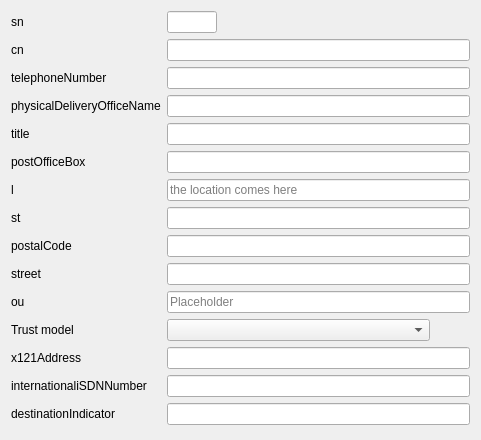
The window that agent/src/clacks/agent/data/templates/default/user.ui (gonicus/clacks) describes before a commit, drawn with Qt 5.
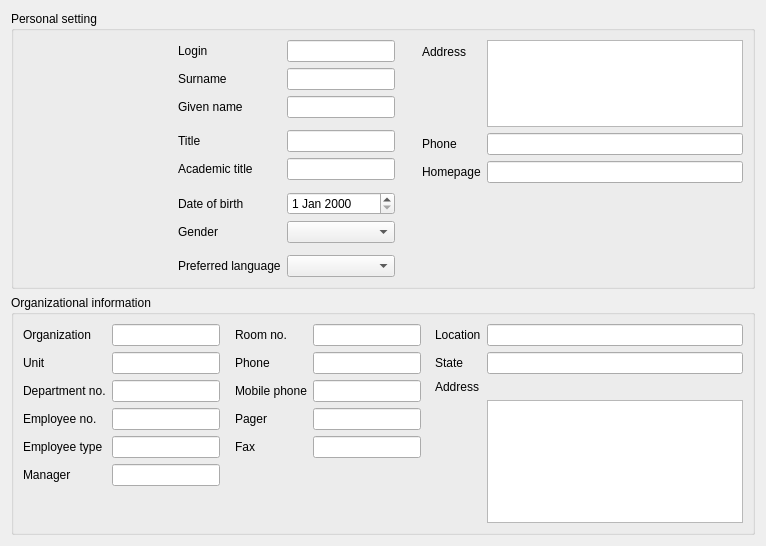
The same window after the commit. Icons and pictures are not drawn. Custom widgets are drawn as their Qt base class.

Commit message: Updated user.ui to reflect more of the generic gosa settings

The edit to the form file:
```diff
--- a/agent/src/clacks/agent/data/templates/default/user.ui
+++ b/agent/src/clacks/agent/data/templates/default/user.ui
@@ -6,8 +6,8 @@
    <rect>
     <x>0</x>
     <y>0</y>
-    <width>481</width>
-    <height>440</height>
+    <width>766</width>
+    <height>546</height>
    </rect>
   </property>
   <property name="windowTitle">
@@ -17,243 +17,456 @@
    <iconset resource="resources/user.qrc">
     <normaloff>:/images/edit-paste.png</normaloff>:/images/edit-paste.png</iconset>
   </property>
-  <layout class="QGridLayout" name="gridLayout">
+  <layout class="QGridLayout" name="gridLayout_3">
    <item row="0" column="0">
-    <layout class="QFormLayout" name="formLayout">
-     <item row="0" column="0">
-      <widget class="QLabel" name="snLabel">
-       <property name="text">
-        <string>sn</string>
+    <layout class="QVBoxLayout" name="verticalLayout">
+     <item>
+      <widget class="QGroupBox" name="groupBox">
+       <property name="title">
+        <string>Personal setting</string>
        </property>
+       <layout class="QGridLayout" name="gridLayout_2">
+        <item row="0" column="0">
+         <layout class="QHBoxLayout" name="horizontalLayout">
+          <item>
+           <widget class="QGraphicsViewWidget" name="jpegPhotoEdit" native="true">
+            <property name="minimumSize">
+             <size>
+              <width>128</width>
+              <height>128</height>
+             </size>
+            </property>
+           </widget>
+          </item>
+          <item>
+           <spacer name="horizontalSpacer">
+            <property name="orientation">
+             <enum>Qt::Horizontal</enum>
+            </property>
+            <property name="sizeHint" stdset="0">
+             <size>
+              <width>5</width>
+              <height>20</height>
+             </size>
+            </property>
+           </spacer>
+          </item>
+          <item>
+           <layout class="QFormLayout" name="formLayout">
+            <item row="0" column="0">
+             <widget class="QLabel" name="uidLabel">
+              <property name="text">
+               <string>Login</string>
+              </property>
+             </widget>
+            </item>
+            <item row="0" column="1">
+             <widget class="QLineEdit" name="uidEdit"/>
+            </item>
+            <item row="1" column="0">
+             <widget class="QLabel" name="snLabel*">
+              <property name="text">
+               <string>Surname</string>
+              </property>
+             </widget>
+            </item>
+            <item row="1" column="1">
+             <widget class="QLineEdit" name="snEdit"/>
+            </item>
+            <item row="2" column="0">
+             <widget class="QLabel" name="givenNameLabel">
+              <property name="text">
+               <string>Given name</string>
+              </property>
+             </widget>
+            </item>
+            <item row="2" column="1">
+             <widget class="QLineEdit" name="givenNameEdit"/>
+            </item>
+            <item row="3" column="1">
+             <spacer name="verticalSpacer_2">
+              <property name="orientation">
+               <enum>Qt::Vertical</enum>
+              </property>
+              <property name="sizeHint" stdset="0">
+               <size>
+                <width>19</width>
+                <height>5</height>
+               </size>
+              </property>
+             </spacer>
+            </item>
+            <item row="4" column="0">
+             <widget class="QLabel" name="personalTitleLabel">
+              <property name="text">
+               <string>Title</string>
+              </property>
+             </widget>
+            </item>
+            <item row="5" column="0">
+             <widget class="QLabel" name="academicTitleLabel">
+              <property name="text">
+               <string>Academic title</string>
+              </property>
+             </widget>
+            </item>
+            <item row="5" column="1">
+             <widget class="QLineEdit" name="academicTitleEdit"/>
+            </item>
+            <item row="6" column="1">
+             <spacer name="verticalSpacer">
+              <property name="orientation">
+               <enum>Qt::Vertical</enum>
+              </property>
+              <property name="sizeHint" stdset="0">
+               <size>
+                <width>19</width>
+                <height>5</height>
+               </size>
+              </property>
+             </spacer>
+            </item>
+            <item row="7" column="0">
+             <widget class="QLabel" name="dateOfBirthLabel">
+              <property name="text">
+               <string>Date of birth</string>
+              </property>
+             </widget>
+            </item>
+            <item row="7" column="1">
+             <widget class="QDateEdit" name="dateOfBirthEdit"/>
+            </item>
+            <item row="8" column="0">
+             <widget class="QLabel" name="genderLabel">
+              <property name="text">
+               <string>Gender</string>
+              </property>
+             </widget>
+            </item>
+            <item row="8" column="1">
+             <widget class="QComboBox" name="genderEdit"/>
+            </item>
+            <item row="9" column="1">
+             <spacer name="verticalSpacer_3">
+              <property name="orientation">
+               <enum>Qt::Vertical</enum>
+              </property>
+              <property name="sizeHint" stdset="0">
+               <size>
+                <width>19</width>
+                <height>5</height>
+               </size>
+              </property>
+             </spacer>
+            </item>
+            <item row="10" column="0">
+             <widget class="QLabel" name="preferredLanguageLabel">
+              <property name="text">
+               <string>Preferred language</string>
+              </property>
+             </widget>
+            </item>
+            <item row="10" column="1">
+             <widget class="QComboBox" name="preferredLanguageEdit"/>
+            </item>
+            <item row="4" column="1">
+             <widget class="QLineEdit" name="titleEdit"/>
+            </item>
+           </layout>
+          </item>
+          <item>
+           <spacer name="horizontalSpacer_2">
+            <property name="orientation">
+             <enum>Qt::Horizontal</enum>
+            </property>
+            <property name="sizeHint" stdset="0">
+             <size>
+              <width>5</width>
+              <height>20</height>
+             </size>
+            </property>
+           </spacer>
+          </item>
+          <item>
+           <layout class="QFormLayout" name="formLayout_2">
+            <property name="fieldGrowthPolicy">
+             <enum>QFormLayout::ExpandingFieldsGrow</enum>
+            </property>
+            <item row="0" column="0">
+             <widget class="QLabel" name="label_2">
+              <property name="text">
+               <string>Address</string>
+              </property>
+             </widget>
+            </item>
+            <item row="0" column="1">
+             <widget class="QPlainTextEdit" name="homePostalAddressEdit">
+              <property name="sizePolicy">
+               <sizepolicy hsizetype="Expanding" vsizetype="Maximum">
+                <horstretch>0</horstretch>
+                <verstretch>0</verstretch>
+               </sizepolicy>
+              </property>
+              <property name="minimumSize">
+               <size>
+                <width>0</width>
+                <height>60</height>
+               </size>
+              </property>
+              <property name="maximumSize">
+               <size>
+                <width>16777215</width>
+                <height>120</height>
+               </size>
+              </property>
+             </widget>
+            </item>
+            <item row="1" column="0">
+             <widget class="QLabel" name="homePhoneLabel">
+              <property name="text">
+               <string>Phone</string>
+              </property>
+             </widget>
+            </item>
+            <item row="1" column="1">
+             <widget class="QLineEdit" name="homePhoneEdit"/>
+            </item>
+            <item row="2" column="0">
+             <widget class="QLabel" name="labeledURILabel">
+              <property name="text">
+               <string>Homepage</string>
+              </property>
+             </widget>
+            </item>
+            <item row="2" column="1">
+             <widget class="QLineEdit" name="labeledURIEdit"/>
+            </item>
+            <item row="3" column="1">
+             <spacer name="verticalSpacer_4">
+              <property name="orientation">
+               <enum>Qt::Vertical</enum>
+              </property>
+              <property name="sizeHint" stdset="0">
+               <size>
+                <width>20</width>
+                <height>120</height>
+               </size>
+              </property>
+             </spacer>
+            </item>
+           </layout>
+          </item>
+         </layout>
+        </item>
+       </layout>
       </widget>
      </item>
-     <item row="0" column="1">
-      <widget class="QLineEdit" name="snEdit">
-       <property name="maximumSize">
-        <size>
-         <width>50</width>
-         <height>16777215</height>
-        </size>
+     <item>
+      <widget class="QGroupBox" name="groupBox_2">
+       <property name="title">
+        <string>Organizational information</string>
        </property>
-       <property name="maxLength">
-        <number>17</number>
-       </property>
+       <layout class="QGridLayout" name="gridLayout">
+        <item row="0" column="0">
+         <layout class="QHBoxLayout" name="horizontalLayout_2">
+          <item>
+           <layout class="QFormLayout" name="formLayout_3">
+            <item row="0" column="0">
+             <widget class="QLabel" name="oLabel">
+              <property name="text">
+               <string>Organization</string>
+              </property>
+             </widget>
+            </item>
+            <item row="0" column="1">
+             <widget class="QLineEdit" name="oEdit"/>
+            </item>
+            <item row="1" column="0">
+             <widget class="QLabel" name="ouLabel">
+              <property name="text">
+               <string>Unit</string>
+              </property>
+             </widget>
+            </item>
+            <item row="1" column="1">
+             <widget class="QLineEdit" name="ouEdit"/>
+            </item>
+            <item row="2" column="0">
+             <widget class="QLabel" name="departmentNumberLabel">
+              <property name="text">
+               <string>Department no.</string>
+              </property>
+             </widget>
+            </item>
+            <item row="2" column="1">
+             <widget class="QLineEdit" name="departmentNumberEdit"/>
+            </item>
+            <item row="3" column="0">
+             <widget class="QLabel" name="employeeNumberLabel">
+              <property name="text">
+               <string>Employee no.</string>
+              </property>
+             </widget>
+            </item>
+            <item row="3" column="1">
+             <widget class="QLineEdit" name="employeeNumberEdit"/>
+            </item>
+            <item row="4" column="0">
+             <widget class="QLabel" name="employeeTypeLabel">
+              <property name="text">
+               <string>Employee type</string>
+              </property>
+             </widget>
+            </item>
+            <item row="4" column="1">
+             <widget class="QLineEdit" name="employeeTypeEdit">
+              <property name="text">
+               <string/>
+              </property>
+             </widget>
+            </item>
+            <item row="5" column="0">
+             <widget class="QLabel" name="managerLabel">
+              <property name="text">
+               <string>Manager</string>
+              </property>
+             </widget>
+            </item>
+            <item row="5" column="1">
+             <widget class="QLineEdit" name="managerEdit"/>
+            </item>
+           </layout>
+          </item>
+          <item>
+           <spacer name="horizontalSpacer_3">
+            <property name="orientation">
+             <enum>Qt::Horizontal</enum>
+            </property>
+            <property name="sizeHint" stdset="0">
+             <size>
+              <width>5</width>
+              <height>20</height>
+             </size>
+            </property>
+           </spacer>
+          </item>
+          <item>
+           <layout class="QFormLayout" name="formLayout_4">
+            <item row="0" column="0">
+             <widget class="QLabel" name="roomNumberLabel">
+              <property name="text">
+               <string>Room no.</string>
+              </property>
+             </widget>
+            </item>
+            <item row="0" column="1">
+             <widget class="QLineEdit" name="roomNumberEdit"/>
+            </item>
+            <item row="1" column="0">
+             <widget class="QLabel" name="telephoneNumberLabel">
+              <property name="text">
+               <string>Phone</string>
+              </property>
+             </widget>
+            </item>
+            <item row="1" column="1">
+             <widget class="QLineEdit" name="telephoneNumberEdit"/>
+            </item>
+            <item row="2" column="0">
+             <widget class="QLabel" name="mobileLabel">
+              <property name="text">
+               <string>Mobile phone</string>
+              </property>
+             </widget>
+            </item>
+            <item row="2" column="1">
+             <widget class="QLineEdit" name="mobileEdit"/>
+            </item>
+            <item row="3" column="0">
+             <widget class="QLabel" name="pagerLabel">
+              <property name="text">
+               <string>Pager</string>
+              </property>
+             </widget>
+            </item>
+            <item row="3" column="1">
+             <widget class="QLineEdit" name="pagerEdit"/>
+            </item>
+            <item row="4" column="0">
+             <widget class="QLabel" name="label_3">
+              <property name="text">
+               <string>Fax</string>
+              </property>
+             </widget>
+            </item>
+            <item row="4" column="1">
+             <widget class="QLineEdit" name="facsimileTelephoneNumberEdit"/>
+            </item>
+           </layout>
+          </item>
+          <item>
+           <spacer name="horizontalSpacer_4">
+            <property name="orientation">
+             <enum>Qt::Horizontal</enum>
+            </property>
+            <property name="sizeHint" stdset="0">
+             <size>
+              <width>5</width>
+              <height>20</height>
+             </size>
+            </property>
+           </spacer>
+          </item>
+          <item>
+           <layout class="QFormLayout" name="formLayout_5">
+            <item row="0" column="0">
+             <widget class="QLabel" name="lLabel">
+              <property name="text">
+               <string>Location</string>
+              </property>
+             </widget>
+            </item>
+            <item row="0" column="1">
+             <widget class="QLineEdit" name="lEdit"/>
+            </item>
+            <item row="2" column="0">
+             <widget class="QLabel" name="stLabel">
+              <property name="text">
+               <string>State</string>
+              </property>
+             </widget>
+            </item>
+            <item row="2" column="1">
+             <widget class="QLineEdit" name="stEdit"/>
+            </item>
+            <item row="4" column="0" colspan="2">
+             <widget class="QLabel" name="postalAddressLabel">
+              <property name="text">
+               <string>Address</string>
+              </property>
+             </widget>
+            </item>
+            <item row="5" column="1">
+             <widget class="QPlainTextEdit" name="postalAddressEdit"/>
+            </item>
+           </layout>
+          </item>
+         </layout>
+        </item>
+       </layout>
       </widget>
      </item>
-     <item row="1" column="0">
-      <widget class="QLabel" name="cnLabel">
-       <property name="text">
-        <string>cn</string>
-       </property>
-      </widget>
-     </item>
-     <item row="1" column="1">
-      <widget class="QLineEdit" name="cnEdit">
-       <property name="toolTip">
-        <string>Common name</string>
-       </property>
-      </widget>
-     </item>
-     <item row="2" column="0">
-      <widget class="QLabel" name="telephoneNumberLabel">
-       <property name="text">
-        <string>telephoneNumber</string>
-       </property>
-      </widget>
-     </item>
-     <item row="2" column="1">
-      <widget class="QLineEdit" name="telephoneNumberEdit"/>
-     </item>
-     <item row="3" column="0">
-      <widget class="QLabel" name="physicalDeliveryOfficeNameLabel">
-       <property name="text">
-        <string>physicalDeliveryOfficeName</string>
-       </property>
-      </widget>
-     </item>
-     <item row="3" column="1">
-      <widget class="QLineEdit" name="physicalDeliveryOfficeNameEdit"/>
-     </item>
-     <item row="5" column="0">
-      <widget class="QLabel" name="titleLabel">
-       <property name="text">
-        <string>title</string>
-       </property>
-      </widget>
-     </item>
-     <item row="5" column="1">
-      <widget class="QLineEdit" name="titleEdit">
-       <property name="echoMode">
-        <enum>QLineEdit::Password</enum>
-       </property>
-      </widget>
-     </item>
-     <item row="6" column="0">
-      <widget class="QLabel" name="postOfficeBoxLabel">
-       <property name="text">
-        <string>postOfficeBox</string>
-       </property>
-      </widget>
-     </item>
-     <item row="6" column="1">
-      <widget class="QLineEdit" name="postOfficeBoxEdit">
-       <property name="echoMode">
-        <enum>QLineEdit::Password</enum>
-       </property>
-      </widget>
-     </item>
-     <item row="7" column="0">
-      <widget class="QLabel" name="lLabel">
-       <property name="text">
-        <string>l</string>
-       </property>
-      </widget>
-     </item>
-     <item row="7" column="1">
-      <widget class="QLineEdit" name="lEdit">
-       <property name="placeholderText">
-        <string>the location comes here</string>
-       </property>
-      </widget>
-     </item>
-     <item row="8" column="0">
-      <widget class="QLabel" name="stLabel">
-       <property name="text">
-        <string>st</string>
-       </property>
-      </widget>
-     </item>
-     <item row="8" column="1">
-      <widget class="QLineEdit" name="stEdit"/>
-     </item>
-     <item row="9" column="0">
-      <widget class="QLabel" name="postalCodeLabel">
-       <property name="text">
-        <string>postalCode</string>
-       </property>
-       <property name="textFormat">
-        <enum>Qt::RichText</enum>
-       </property>
-      </widget>
-     </item>
-     <item row="9" column="1">
-      <widget class="QLineEdit" name="postalCodeEdit"/>
-     </item>
-     <item row="10" column="0">
-      <widget class="QLabel" name="streetLabel">
-       <property name="text">
-        <string>street</string>
-       </property>
-      </widget>
-     </item>
-     <item row="10" column="1">
-      <widget class="QLineEdit" name="streetEdit"/>
-     </item>
-     <item row="11" column="0">
-      <widget class="QLabel" name="ouLabel">
-       <property name="text">
-        <string>ou</string>
-       </property>
-      </widget>
-     </item>
-     <item row="11" column="1">
-      <widget class="QLineEdit" name="ouEdit">
-       <property name="placeholderText">
-        <string>Placeholder</string>
-       </property>
-      </widget>
-     </item>
-     <item row="12" column="0">
-      <widget class="QLabel" name="trustModelLabel">
-       <property name="text">
-        <string>Trust model</string>
-       </property>
-      </widget>
-     </item>
-     <item row="12" column="1">
-      <layout class="QHBoxLayout" name="horizontalLayout_2">
-       <item>
-        <widget class="QComboBox" name="trustModelEdit">
-         <property name="sizePolicy">
-          <sizepolicy hsizetype="Preferred" vsizetype="Preferred">
-           <horstretch>1</horstretch>
-           <verstretch>0</verstretch>
-          </sizepolicy>
-         </property>
-         <property name="editable">
-          <bool>false</bool>
-         </property>
-        </widget>
-       </item>
-       <item>
-        <spacer name="horizontalSpacer">
-         <property name="orientation">
-          <enum>Qt::Horizontal</enum>
-         </property>
-         <property name="sizeType">
-          <enum>QSizePolicy::Expanding</enum>
-         </property>
-         <property name="sizeHint" stdset="0">
-          <size>
-           <width>40</width>
-           <height>20</height>
-          </size>
-         </property>
-        </spacer>
-       </item>
-      </layout>
-     </item>
-     <item row="13" column="0">
-      <widget class="QLabel" name="x121AddressLabel">
-       <property name="text">
-        <string>x121Address</string>
-       </property>
-      </widget>
-     </item>
-     <item row="13" column="1">
-      <widget class="QLineEdit" name="x121AddressEdit"/>
-     </item>
-     <item row="14" column="0">
-      <widget class="QLabel" name="internationaliSDNNumberLabel">
-       <property name="text">
-        <string>internationaliSDNNumber</string>
-       </property>
-      </widget>
-     </item>
-     <item row="14" column="1">
-      <widget class="QLineEdit" name="internationaliSDNNumberEdit"/>
-     </item>
-     <item row="15" column="0">
-      <widget class="QLabel" name="destinationIndicatorLabel">
-       <property name="text">
-        <string>destinationIndicator</string>
-       </property>
-      </widget>
-     </item>
-     <item row="15" column="1">
-      <widget class="QLineEdit" name="destinationIndicatorEdit"/>
-     </item>
     </layout>
    </item>
   </layout>
  </widget>
- <tabstops>
-  <tabstop>postOfficeBoxEdit</tabstop>
-  <tabstop>telephoneNumberEdit</tabstop>
-  <tabstop>cnEdit</tabstop>
-  <tabstop>titleEdit</tabstop>
-  <tabstop>snEdit</tabstop>
-  <tabstop>lEdit</tabstop>
-  <tabstop>stEdit</tabstop>
-  <tabstop>postalCodeEdit</tabstop>
-  <tabstop>physicalDeliveryOfficeNameEdit</tabstop>
-  <tabstop>streetEdit</tabstop>
-  <tabstop>ouEdit</tabstop>
-  <tabstop>trustModelEdit</tabstop>
-  <tabstop>x121AddressEdit</tabstop>
-  <tabstop>internationaliSDNNumberEdit</tabstop>
-  <tabstop>destinationIndicatorEdit</tabstop>
- </tabstops>
+ <customwidgets>
+  <customwidget>
+   <class>QGraphicsViewWidget</class>
+   <extends>QWidget</extends>
+   <header>qgraphicsviewwidget.h</header>
+  </customwidget>
+ </customwidgets>
  <resources>
   <include location="resources/user.qrc"/>
  </resources>
```
Left out of the diff: 330 changed lines with no effect on the pictures.
